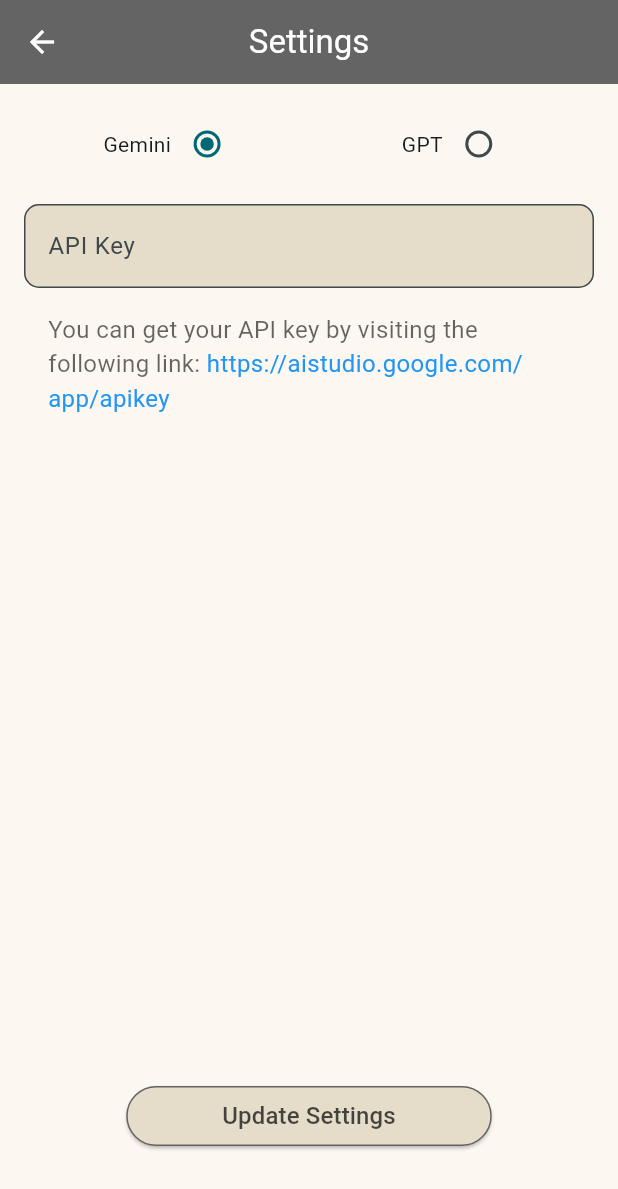
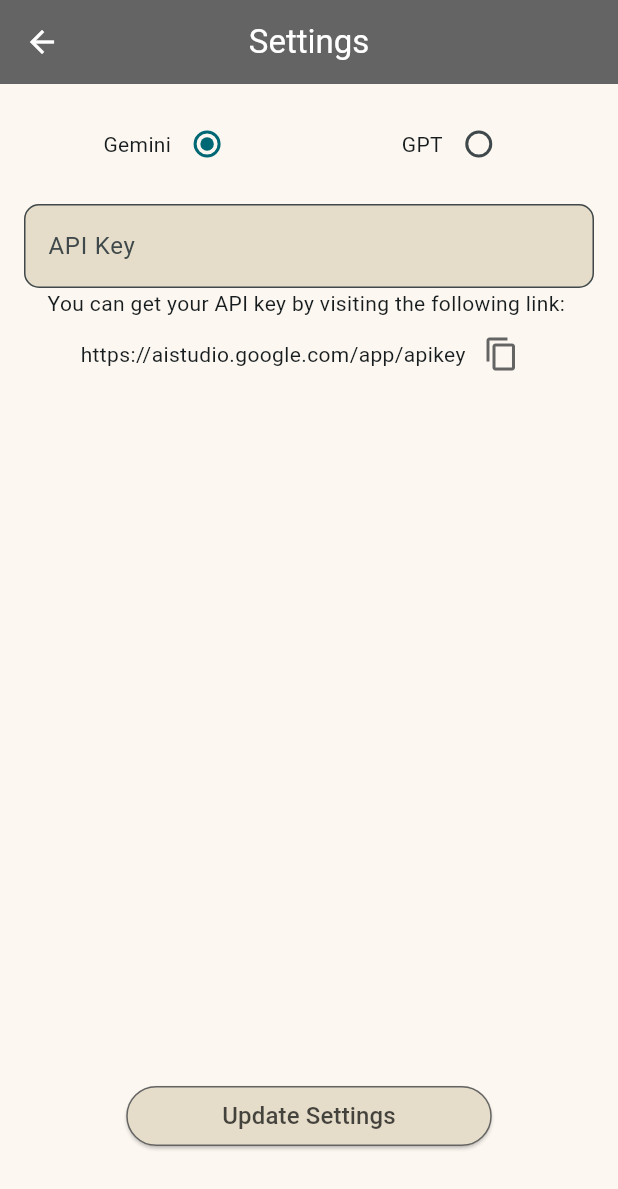
Before and after one commit to suhaib0edu/il_env, a Flutter app: the SettingsView screen opened by its route, on a phone screen of 412 x 824 dp. Shown: the top 1189 px of the screen. Run offline on Flutter 3.47's test engine with Material 3 defaults, Android fonts, the phone set to English and light mode, and no system bars; our stand-ins replace firebase_core, flutter_markdown, flutter_secure_storage, get; accounts and stored records are empty.

Commit message:
اضافة امكاينة نسخ رابط مزود الخدمة

```diff
--- a/lib/app/modules/settings/views/settings_view.dart
+++ b/lib/app/modules/settings/views/settings_view.dart
@@ -1,3 +1,4 @@
+import 'package:flutter/services.dart';
 import 'package:il_env/index.dart';
 import '../controllers/settings_controller.dart';
 
@@ -6,6 +7,9 @@ class SettingsView extends GetView<SettingsController> {
 
   @override
   Widget build(BuildContext context) {
+    String apikeyLinkToCopy = controller.selectedModel.value == ModelType.gemini
+        ? 'https://aistudio.google.com/app/apikey'
+        : 'https://platform.openai.com/api-keys';
     return Scaffold(
       appBar: AppBar(
         title: Text(translateKeyTr(TranslationKey.keySettings)),
@@ -28,10 +32,25 @@ class SettingsView extends GetView<SettingsController> {
             CustomTextField(
                 labelText: 'API Key', controller: controller.apiKeyController),
             GetBuilder<SettingsController>(
-              builder: (controller) => CustomMarkdown(data: '''
-  ${translateKeyTr(TranslationKey.keyApiKeyInfo)}
-  ${controller.selectedModel.value == ModelType.gemini ? '[https://aistudio.google.com/app/apikey](https://aistudio.google.com/app/apikey)' : '[https://platform.openai.com/api-keys](https://platform.openai.com/api-keys)'}
-'''),
+              builder: (controller) => Column(
+                mainAxisSize: MainAxisSize.min,
+                children: [
+                  Text(translateKeyTr(TranslationKey.keyApiKeyInfo)),
+                  Row(
+                    mainAxisAlignment: MainAxisAlignment.center,
+                    children: [
+                      Text(apikeyLinkToCopy),
+                      IconButton(
+                          onPressed: () {
+                            Clipboard.setData(
+                                ClipboardData(text: apikeyLinkToCopy));
+                            successSnackbar(TranslationKey.keySuccessCopied);
+                          },
+                          icon: Icon(Icons.copy))
+                    ],
+                  ),
+                ],
+              ),
             ),
             Spacer(),
             Padding(
--- a/lib/app/utils/lang.dart
+++ b/lib/app/utils/lang.dart
@@ -12,9 +12,12 @@ class TranslationsService extends Translations {
           'keySuccess': 'Success',
           'keySettingsSavedSuccessfully': 'Settings saved successfully',
           'keyError': 'Error',
-          'keyCheckConnection': 'Please check your internet connection and try again.',
-          'keyApiKeyError': 'We could not connect to the model. Make sure to add your API key correctly or switch to a different provider.',
-          'keyApiKeyInfo': 'You can get your API key by visiting the following link: ',
+          'keyCheckConnection':
+              'Please check your internet connection and try again.',
+          'keyApiKeyError':
+              'We could not connect to the model. Make sure to add your API key correctly or switch to a different provider.',
+          'keyApiKeyInfo':
+              'You can get your API key by visiting the following link: ',
           'keyLessonPrompt': 'Enter the lesson or article here',
           'keyMainGoals': 'Main Goals',
           'keyCoreConcepts': 'Core Concepts',
@@ -25,6 +28,7 @@ class TranslationsService extends Translations {
           'keyDeepExplanation': 'Deeper Explanation',
           'keyExploreQuestions': 'Exploratory Questions',
           'keyDirectQuestion': 'Direct Question',
+          'keySuccessCopied': 'Copied to clipboard',
         },
         'ar_SA': {
           'keyHelpText': 'ماذا سنتعلم اليوم؟',
@@ -35,9 +39,12 @@ class TranslationsService extends Translations {
           'keySuccess': 'نجاح',
           'keySettingsSavedSuccessfully': 'تم حفظ الإعدادات بنجاح',
           'keyError': 'خطأ',
-          'keyCheckConnection': 'يرجى التحقق من الاتصال بالإنترنت والمحاولة مرة أخرى.',
-          'keyApiKeyError': 'لم نتمكن من الاتصال بالنموذج. تأكد من إضافة مفتاح API الخاص بك بشكل صحيح أو التبديل لمزود مختلف.',
-          'keyApiKeyInfo': 'يمكنك الحصول على مفتاح API الخاص بك من خلال زيارة الرابط التالي: ',
+          'keyCheckConnection':
+              'يرجى التحقق من الاتصال بالإنترنت والمحاولة مرة أخرى.',
+          'keyApiKeyError':
+              'لم نتمكن من الاتصال بالنموذج. تأكد من إضافة مفتاح API الخاص بك بشكل صحيح أو التبديل لمزود مختلف.',
+          'keyApiKeyInfo':
+              'يمكنك الحصول على مفتاح API الخاص بك من خلال زيارة الرابط التالي: ',
           'keyLessonPrompt': 'ضع الدرس أو المقالة هنا',
           'keyMainGoals': 'الأهداف الرئيسية',
           'keyCoreConcepts': 'المفاهيم الأساسية',
@@ -48,6 +55,7 @@ class TranslationsService extends Translations {
           'keyDeepExplanation': 'شرح أعمق',
           'keyExploreQuestions': 'أسئلة استكشافية',
           'keyDirectQuestion': 'سؤال مباشر',
+          'keySuccessCopied': 'تم النسخ إلى الحافظة',
         },
       };
 }
@@ -74,6 +82,7 @@ enum TranslationKey {
   keyDeepExplanation,
   keyExploreQuestions,
   keyDirectQuestion,
+  keySuccessCopied,
 }
 
 String translateKeyTr(TranslationKey key) {
```
